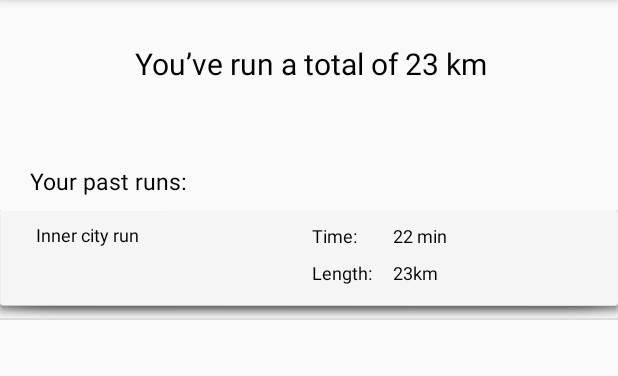
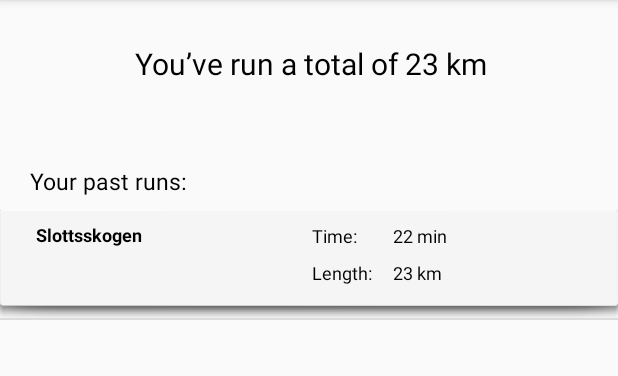
Before and after one commit to mirald/Reach, an Android app: the screen it shows after launch (MainActivity), item 2 of the bottom bar chosen, on a phone screen of 412 x 824 dp, the part 84-460 px from its top. Run offline under Robolectric (Android 15) with nearby library versions, the phone set to English and light mode, and no system bars; our stand-ins replace navigation-ui.

Commit message:
I dont even remember what I did

```diff
--- a/app/src/main/java/com/example/erikh/reach/UserInfo.java
+++ b/app/src/main/java/com/example/erikh/reach/UserInfo.java
@@ -12,10 +12,10 @@ public class UserInfo {
 
     public ArrayList<PassedRuns> listPassedRuns = new ArrayList<PassedRuns>();
 
-    PassedRuns Run1 = new PassedRuns("Inner city run", "23km", "22 min");
+    PassedRuns Run1 = new PassedRuns("Slottsskogen", "23 km", "22 min");
 
 
-
+    //Used to set the Header on the profile view
     public int getRunKm (){
         //return runKm;
         int tempKm = 0;
--- a/app/src/main/res/layout/passedrunitem.xml
+++ b/app/src/main/res/layout/passedrunitem.xml
@@ -47,7 +47,8 @@
             android:layout_marginTop="8dp"
             android:layout_marginEnd="8dp"
             android:textAlignment="center"
-            android:textSize="12sp" />
+            android:textSize="12sp"
+            android:textStyle="bold"/>
     </TableRow>
 
     <TableRow
```
